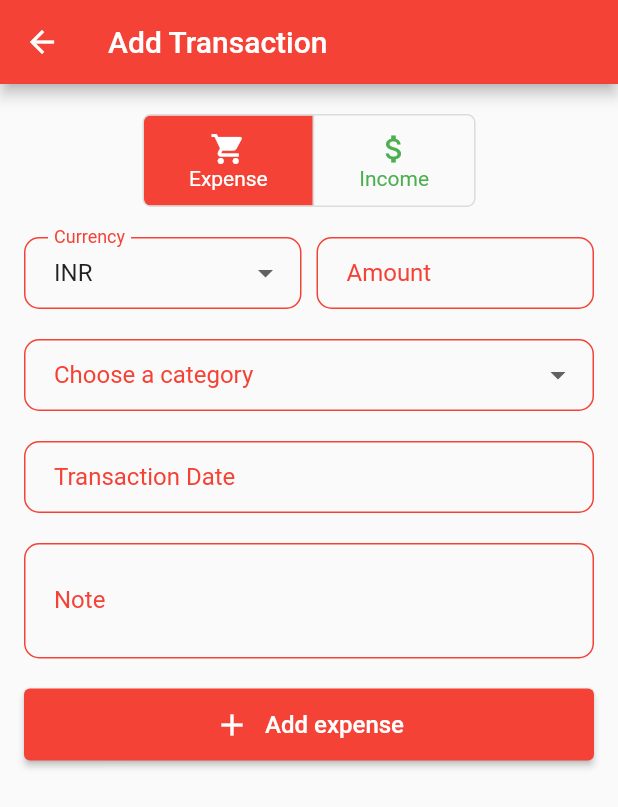
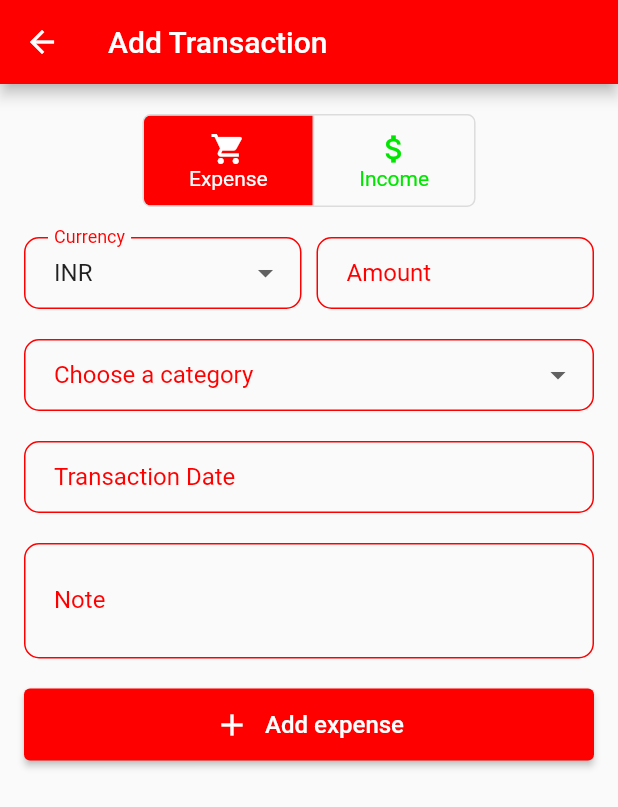
Before and after one commit to tuhinpal/cash_compass, a Flutter app: the screen it shows after launch, after a tap on the "add" icon, on a phone screen of 412 x 824 dp. Shown: the top 807 px of the screen. Run offline on Flutter 3.47's test engine with Material 2 defaults, Android fonts, the phone set to English and light mode, and no system bars; our stand-ins replace sqflite; accounts and stored records are empty.

Commit message:
Color changes

```diff
--- a/lib/components/transaction/render_income_expense.dart
+++ b/lib/components/transaction/render_income_expense.dart
@@ -23,7 +23,7 @@ class _RenderIncomeExpenseState extends State<RenderIncomeExpense> {
         children: <Widget>[
           BorderedItem(
             currencyWise: currencyWise,
-            type: 'Income',
+            type: incomeConstant,
             color: Colors.green,
             backgroundColor: Colors.green[50]!,
           ),
@@ -32,7 +32,7 @@ class _RenderIncomeExpenseState extends State<RenderIncomeExpense> {
           ),
           BorderedItem(
               currencyWise: currencyWise,
-              type: 'Expense',
+              type: expensConstant,
               color: Colors.red,
               backgroundColor: Colors.red[50]!),
         ],
--- a/lib/helpers/constants.dart
+++ b/lib/helpers/constants.dart
@@ -2,6 +2,24 @@ import 'package:flutter/material.dart';
 
 String expensConstant = 'Expense';
 String incomeConstant = 'Income';
+const Color customColorPrimary = Color(0xFF00e600);
+const Color customDangerColor = Color(0xFFFF0000);
+
+MaterialColor customSwatch = const MaterialColor(
+  0xFF00e600,
+  <int, Color>{
+    50: Color(0xFFE8F5E9),
+    100: Color(0xFFC8E6C9),
+    200: Color(0xFFA5D6A7),
+    300: Color(0xFF81C784),
+    400: Color(0xFF66BB6A),
+    500: Color(0xFF00e600),
+    600: Color(0xFF43A047),
+    700: Color(0xFF388E3C),
+    800: Color(0xFF2E7D32),
+    900: Color(0xFF1B5E20),
+  },
+);
 
 List expenseCategories = [
   {
@@ -65,13 +83,13 @@ List transactionTypes = [
   {
     'name': expensConstant,
     'icon': Icons.shopping_cart,
-    'color': Colors.red,
+    'color': customDangerColor,
     'categories': expenseCategories
   },
   {
     'name': incomeConstant,
     'icon': Icons.attach_money,
-    'color': Colors.green,
+    'color': customColorPrimary,
     'categories': incomeCategories
   }
 ];
--- a/lib/main.dart
+++ b/lib/main.dart
@@ -1,3 +1,4 @@
+import 'package:cash_compass/helpers/constants.dart';
 import 'package:cash_compass/screens/splash_screen.dart';
 import 'package:flutter/material.dart';
 
@@ -10,11 +11,19 @@ class CashCompass extends StatelessWidget {
 
   @override
   Widget build(BuildContext context) {
+    final ThemeData theme = ThemeData(
+      primarySwatch: customSwatch,
+      colorScheme: const ColorScheme.light().copyWith(
+        primary: customColorPrimary,
+        secondary: customColorPrimary,
+        tertiary: customColorPrimary,
+        onPrimary: Colors.white,
+        onSecondary: Colors.white,
+        onTertiary: Colors.white,
+      ),
+    );
+
     return MaterialApp(
-        title: 'CashCompass',
-        theme: ThemeData(
-          primarySwatch: Colors.green,
-        ),
-        home: const SplashScreen());
+        title: 'CashCompass', theme: theme, home: const SplashScreen());
   }
 }
--- a/lib/screens/crud_transaction.dart
+++ b/lib/screens/crud_transaction.dart
@@ -362,7 +362,7 @@ class _CrudTransactionState extends State<CrudTransaction> {
                       },
                       style: ButtonStyle(
                         backgroundColor:
-                            MaterialStateProperty.all<Color>(Colors.red),
+                            MaterialStateProperty.all<Color>(customDangerColor),
                         padding: MaterialStateProperty.all(
                           const EdgeInsets.only(
                             top: 12.0,
--- a/lib/screens/main_screen.dart
+++ b/lib/screens/main_screen.dart
@@ -51,7 +51,6 @@ class _MainScreenState extends State<MainScreen> {
                       TextStyle(fontSize: 18.0, fontWeight: FontWeight.bold)),
             ],
           ),
-          backgroundColor: const Color(0xFF00d72e),
           centerTitle: true,
           bottom: TabBar(
             isScrollable: true,
@@ -60,6 +59,7 @@ class _MainScreenState extends State<MainScreen> {
               String monthYear = DateFormat('MMMM yyyy').format(month);
               return Tab(text: monthYear.toUpperCase());
             }).toList(),
+            labelColor: Colors.white,
           ),
         ),
         body: TabBarView(
@@ -228,7 +228,6 @@ class _MainScreenState extends State<MainScreen> {
               fetchTransactions();
             });
           },
-          backgroundColor: const Color(0xFF00d72e),
           child: const Icon(Icons.add),
         ),
       ),
```
